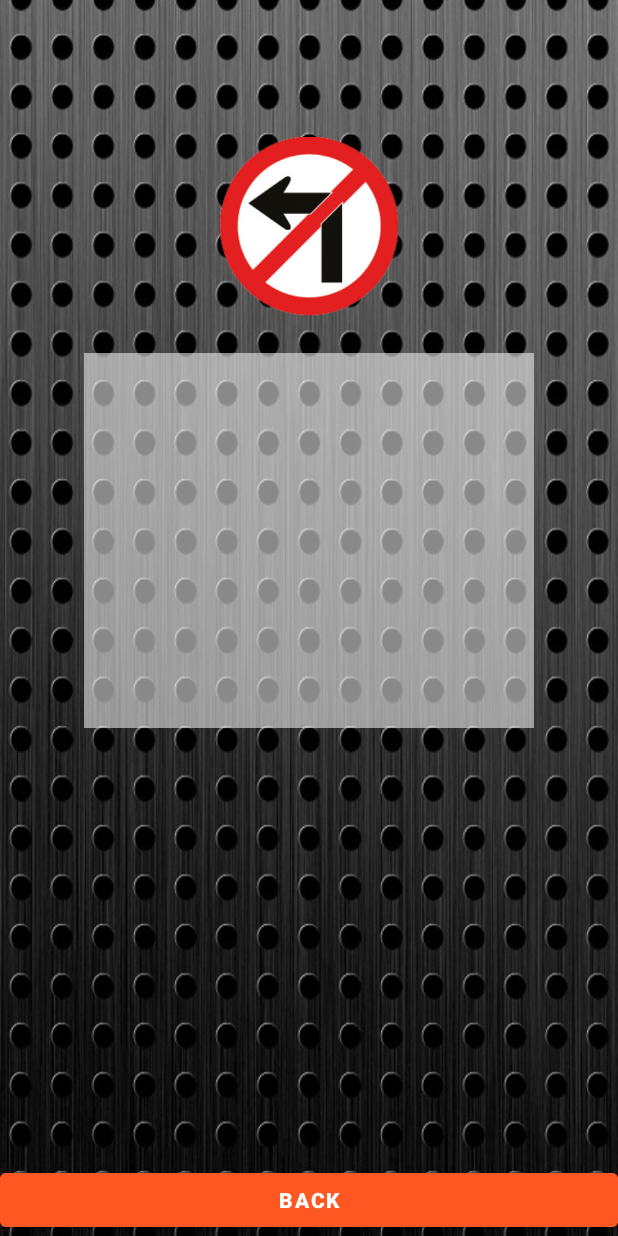
After one commit to anupong493/TrafficApp, an Android app: the Detail screen opened directly, with no data from a screen before it, on a phone screen of 412 x 824 dp. The commit adds this screen. Run offline under Robolectric (Android 15) with nearby library versions, the phone set to English and light mode, and no system bars.

Commit message:
Detail Complete!!!

```diff
--- a/app/src/main/AndroidManifest.xml
+++ b/app/src/main/AndroidManifest.xml
@@ -9,6 +9,7 @@
         android:roundIcon="@mipmap/ic_launcher_round"
         android:supportsRtl="true"
         android:theme="@style/Theme.TrafficApp">
+        <activity android:name=".Detail"></activity>
         <activity android:name=".MainActivity">
             <intent-filter>
                 <action android:name="android.intent.action.MAIN" />
--- /dev/null
+++ b/app/src/main/java/comscisdu/anupong/trafficapp/Detail.java
@@ -0,0 +1,34 @@
+package comscisdu.anupong.trafficapp;
+
+import androidx.appcompat.app.AppCompatActivity;
+
+import android.os.Bundle;
+import android.view.View;
+import android.widget.ImageView;
+import android.widget.TextView;
+
+public class Detail extends AppCompatActivity {
+    //Explicit
+    TextView titleTextView, detailTextView;
+    ImageView iconImageView;
+
+    @Override
+    protected void onCreate(Bundle savedInstanceState) {
+        super.onCreate(savedInstanceState);
+        setContentView(R.layout.activity_detail);
+
+        //ผูกตัวแปร Jave กับอิลิเมนต์บน XML
+        titleTextView = findViewById(R.id.tvTitle);
+        detailTextView = findViewById(R.id.tvDetail);
+        iconImageView = findViewById(R.id.imvIcon);
+
+        //รับค่าจากการ Intent มาแสดงผลบนหน้า Detail
+        titleTextView.setText(getIntent().getStringExtra("Title"));
+        detailTextView.setText(getIntent().getStringExtra("Detail"));
+        iconImageView.setImageResource(getIntent().getIntExtra("Icon",R.drawable.traffic_01));
+
+    }//end onCreate() method
+    public void clickBack(View view){
+        finish();
+    }
+}//end class
--- a/app/src/main/java/comscisdu/anupong/trafficapp/MyAdapter.java
+++ b/app/src/main/java/comscisdu/anupong/trafficapp/MyAdapter.java
@@ -14,10 +14,10 @@ public class MyAdapter extends BaseAdapter {
     int[] ints; //ตัวแปรรูปicon
     String[] titleStrings, detailStrings;
 
-    public MyAdapter(Context context, int[] ints, String[] strings, String[] detailStrings) {
+    public MyAdapter(Context context, int[] ints, String[] titleStrings, String[] detailStrings) {
         this.context = context;
         this.ints = ints;
-        this.strings = strings;
+        this.titleStrings = titleStrings;
         this.detailStrings = detailStrings;
     }
 
@@ -40,7 +40,7 @@ public class MyAdapter extends BaseAdapter {
     public View getView(int i, View view, ViewGroup viewGroup) {//นำข้อมูลที่นับจาก getCount() มาแสดงผล
 
         LayoutInflater layoutInflater = (LayoutInflater) context.getSystemService(Context.LAYOUT_INFLATER_SERVICE);
-        View view1 = layoutInflater.inflate(R.layout.my_listview, ViewGroup, false); //ดึงค่า Xml มาแสดงผล
+        View view1 = layoutInflater.inflate(R.layout.my_listview, viewGroup, false); //ดึงค่า Xml มาแสดงผล
 
         //ผูกตัวแปรบน Java บนกับอิลิเมนต์บน Xml
         ImageView imageView = view1.findViewById(R.id.imvIcon);
--- /dev/null
+++ b/app/src/main/res/layout/activity_detail.xml
@@ -0,0 +1,73 @@
+<?xml version="1.0" encoding="utf-8"?>
+<androidx.constraintlayout.widget.ConstraintLayout xmlns:android="http://schemas.android.com/apk/res/android"
+    xmlns:app="http://schemas.android.com/apk/res-auto"
+    xmlns:tools="http://schemas.android.com/tools"
+    android:layout_width="match_parent"
+    android:layout_height="match_parent"
+    android:background="@drawable/bg15"
+    tools:context=".Detail">
+
+    <TextView
+        android:id="@+id/tvTitle"
+        android:layout_width="wrap_content"
+        android:layout_height="wrap_content"
+        android:layout_marginTop="24dp"
+        android:text="TextView"
+        android:textColor="#FFFFFF"
+        android:textSize="@dimen/h0"
+        android:textStyle="bold"
+        app:layout_constraintEnd_toEndOf="parent"
+        app:layout_constraintStart_toStartOf="parent"
+        app:layout_constraintTop_toTopOf="parent" />
+
+    <ImageView
+        android:id="@+id/imvIcon"
+        android:layout_width="@dimen/myimage"
+        android:layout_height="@dimen/myimage"
+        android:layout_marginTop="32dp"
+        app:layout_constraintEnd_toEndOf="parent"
+        app:layout_constraintStart_toStartOf="parent"
+        app:layout_constraintTop_toBottomOf="@+id/tvTitle"
+        app:srcCompat="@drawable/traffic_01" />
+
+    <ScrollView
+        android:id="@+id/scrollView2"
+        android:layout_width="300dp"
+        android:layout_height="250dp"
+        android:layout_marginTop="24dp"
+        android:background="#89ffffff"
+        app:layout_constraintEnd_toEndOf="parent"
+        app:layout_constraintStart_toStartOf="parent"
+        app:layout_constraintTop_toBottomOf="@+id/imvIcon">
+
+        <LinearLayout
+            android:layout_width="match_parent"
+            android:layout_height="wrap_content"
+            android:orientation="vertical">
+
+            <TextView
+                android:id="@+id/tvDetail"
+                android:layout_width="match_parent"
+                android:layout_height="wrap_content"
+                android:layout_margin="8dp"
+                android:text="TextView"
+                android:textColor="#0C0C0C"
+                android:textSize="@dimen/h1" />
+        </LinearLayout>
+    </ScrollView>
+
+    <Button
+        android:id="@+id/button3"
+        android:layout_width="0dp"
+        android:layout_height="wrap_content"
+        android:backgroundTint="#FF5722"
+        android:onClick="clickBack"
+        android:text="BACK"
+        android:textStyle="bold"
+        app:layout_constraintBottom_toBottomOf="parent"
+        app:layout_constraintEnd_toEndOf="parent"
+        app:layout_constraintHorizontal_bias="0.498"
+        app:layout_constraintStart_toStartOf="parent"
+        app:layout_constraintTop_toBottomOf="@+id/scrollView2"
+        app:layout_constraintVertical_bias="1.0" />
+</androidx.constraintlayout.widget.ConstraintLayout>
--- a/app/src/main/res/layout/activity_main.xml
+++ b/app/src/main/res/layout/activity_main.xml
@@ -21,6 +21,7 @@
         app:layout_constraintTop_toTopOf="parent" />
 
     <ListView
+        android:id="@+id/livTraffic"
         android:layout_width="0dp"
         android:layout_height="350dp"
         android:layout_marginStart="32dp"
@@ -35,6 +36,7 @@
         android:id="@+id/button2"
         android:layout_width="204dp"
         android:layout_height="wrap_content"
+        android:backgroundTint="#FF5722"
         android:text="ABOUT ME"
         android:textStyle="bold"
         app:layout_constraintBottom_toBottomOf="parent"
@@ -48,6 +50,7 @@
         android:id="@+id/button"
         android:layout_width="204dp"
         android:layout_height="wrap_content"
+        android:backgroundTint="#FF5722"
         android:text="MORE INFO"
         android:textStyle="bold"
         app:iconTint="#FFFFFF"
--- a/app/src/main/res/layout/my_listview.xml
+++ b/app/src/main/res/layout/my_listview.xml
@@ -11,15 +11,17 @@
         android:layout_height="@dimen/myicon"
         android:layout_marginStart="16dp"
         android:layout_marginTop="8dp"
+        android:layout_marginBottom="8dp"
         app:layout_constraintBottom_toBottomOf="@+id/linearLayout"
         app:layout_constraintStart_toStartOf="parent"
         app:layout_constraintTop_toTopOf="@+id/linearLayout"
+        app:layout_constraintVertical_bias="0.0"
         app:srcCompat="@drawable/traffic_01" />
 
     <LinearLayout
         android:id="@+id/linearLayout"
-        android:layout_width="250dp"
-        android:layout_height="58dp"
+        android:layout_width="180dp"
+        android:layout_height="wrap_content"
         android:orientation="vertical"
         app:layout_constraintEnd_toEndOf="parent"
         app:layout_constraintHorizontal_bias="0.425"
```
Also changed, not shown: app/src/main/java/comscisdu/anupong/trafficapp/MainActivity.java (+43 -0 lines), app/src/main/res/values/my_context.xml (+20 -20 lines).
